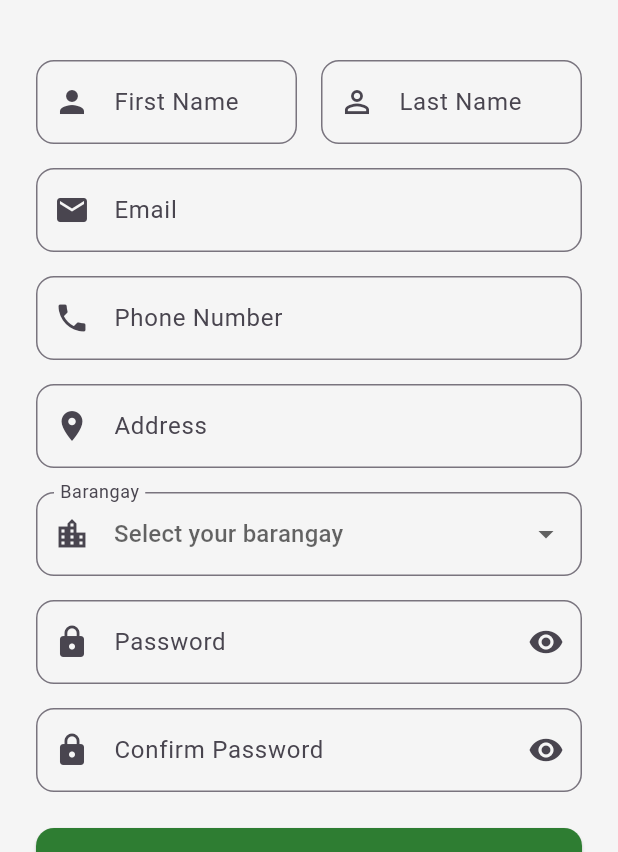
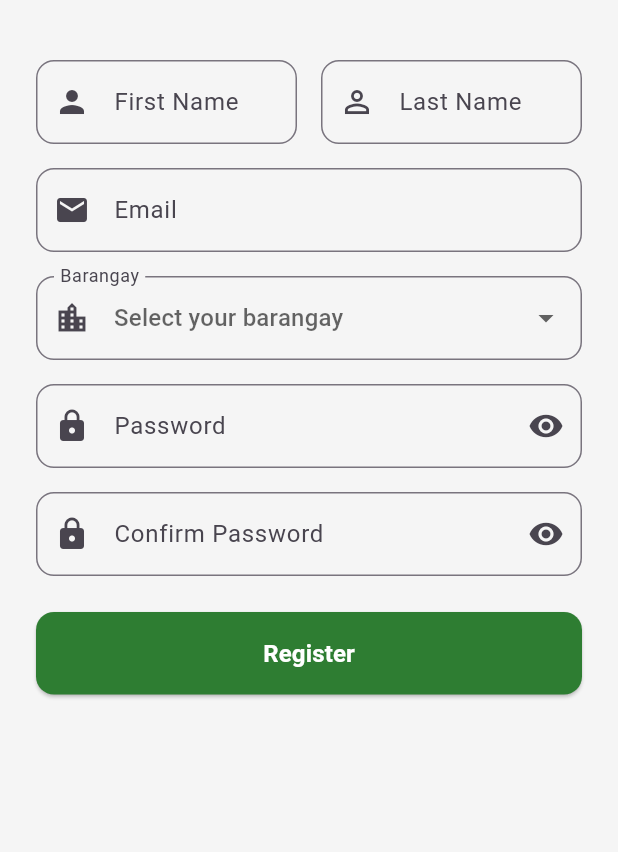
Before and after one commit to S4ezChoco/valwaste, a Flutter app: the RegisterScreen screen opened directly, on a phone screen of 412 x 824 dp, the part 384-1236 px from its top. Run offline on Flutter 3.47's test engine with Material 3 defaults, Android fonts, the phone set to English and light mode, and no system bars; our stand-ins replace cloud_firestore, firebase_auth, firebase_core, firebase_messaging, flutter_map, geolocator and 7 more; accounts and stored records are empty; Roboto replaces fonts that are missing (Poppins).

Commit message:
fix register on flutter

```diff
--- a/valwaste-flutter/lib/screens/auth/register_screen.dart
+++ b/valwaste-flutter/lib/screens/auth/register_screen.dart
@@ -19,8 +19,6 @@ class _RegisterScreenState extends State<RegisterScreen> {
   final _emailController = TextEditingController();
   final _passwordController = TextEditingController();
   final _confirmPasswordController = TextEditingController();
-  final _phoneController = TextEditingController();
-  final _addressController = TextEditingController();
   String? _selectedBarangay;
   bool _isLoading = false;
   bool _obscurePassword = true;
@@ -33,8 +31,6 @@ class _RegisterScreenState extends State<RegisterScreen> {
     _emailController.dispose();
     _passwordController.dispose();
     _confirmPasswordController.dispose();
-    _phoneController.dispose();
-    _addressController.dispose();
     super.dispose();
   }
 
@@ -62,8 +58,6 @@ class _RegisterScreenState extends State<RegisterScreen> {
         lastName: _lastNameController.text.trim(),
         email: _emailController.text.trim(),
         password: _passwordController.text,
-        phone: _phoneController.text.trim(),
-        address: _addressController.text.trim(),
         barangay: _selectedBarangay,
         role: UserRole.resident,
       );
@@ -255,50 +249,6 @@ class _RegisterScreenState extends State<RegisterScreen> {
                   },
                 ),
 
-                const SizedBox(height: AppSizes.paddingMedium),
-
-                // Phone Field
-                TextFormField(
-                  controller: _phoneController,
-                  keyboardType: TextInputType.phone,
-                  decoration: InputDecoration(
-                    labelText: 'Phone Number',
-                    prefixIcon: const Icon(Icons.phone),
-                    border: OutlineInputBorder(
-                      borderRadius: BorderRadius.circular(
-                        AppSizes.radiusMedium,
-                      ),
-                    ),
-                  ),
-                  validator: (value) {
-                    if (value == null || value.isEmpty) {
-                      return 'Please enter your phone number';
-                    }
-                    return null;
-                  },
-                ),
-
-                const SizedBox(height: AppSizes.paddingMedium),
-
-                // Address Field
-                TextFormField(
-                  controller: _addressController,
-                  decoration: InputDecoration(
-                    labelText: 'Address',
-                    prefixIcon: const Icon(Icons.location_on),
-                    border: OutlineInputBorder(
-                      borderRadius: BorderRadius.circular(
-                        AppSizes.radiusMedium,
-                      ),
-                    ),
-                  ),
-                  validator: (value) {
-                    if (value == null || value.isEmpty) {
-                      return 'Please enter your address';
-                    }
-                    return null;
-                  },
-                ),
 
                 const SizedBox(height: AppSizes.paddingMedium),
 
```
Also changed, not shown: valwaste-flutter/lib/services/firebase_auth_service.dart (+116 -32 lines).
